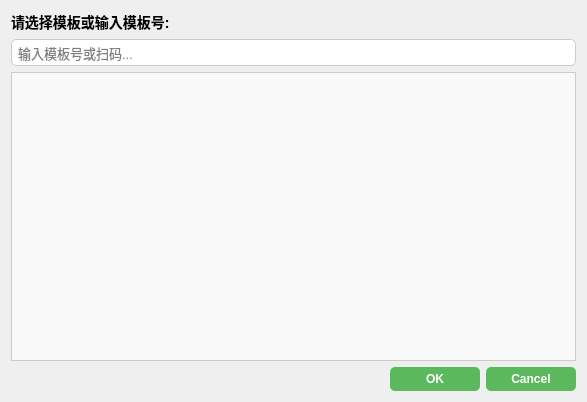
Before: the Qt Designer form FiberBox/homeWid/templateselectdialog.ui in ChinaClever/PM-Tool, drawn with Qt 5.
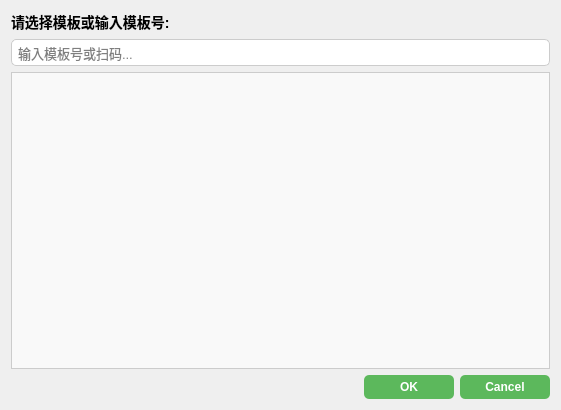
After: the same form once the commit is applied.

```diff
--- a/FiberBox/homeWid/templateselectdialog.ui
+++ b/FiberBox/homeWid/templateselectdialog.ui
@@ -6,8 +6,8 @@
    <rect>
     <x>0</x>
     <y>0</y>
-    <width>587</width>
-    <height>402</height>
+    <width>561</width>
+    <height>410</height>
    </rect>
   </property>
   <property name="windowTitle">
```
